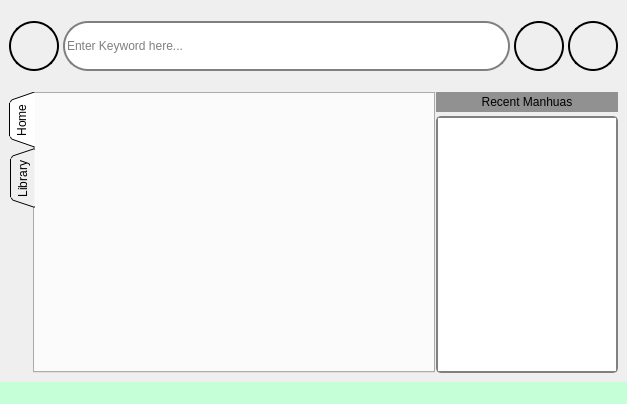
i-am-Els/MangaReader, file test ui.ui: the form before one commit.
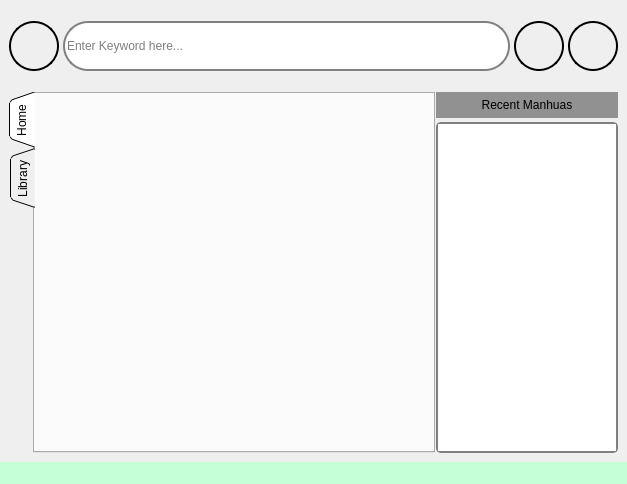
The form after the commit. Icons and pictures are not drawn.

```diff
--- a/test ui.ui
+++ b/test ui.ui
@@ -7,7 +7,7 @@
     <x>0</x>
     <y>0</y>
     <width>627</width>
-    <height>404</height>
+    <height>484</height>
    </rect>
   </property>
   <property name="windowTitle">
```
